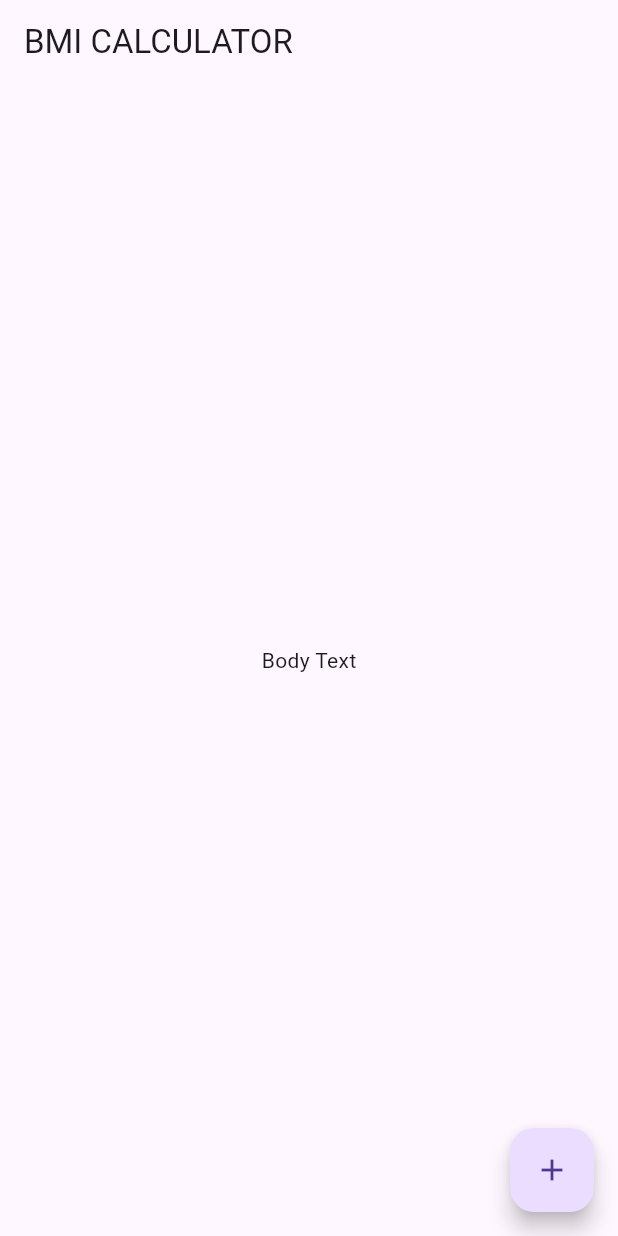
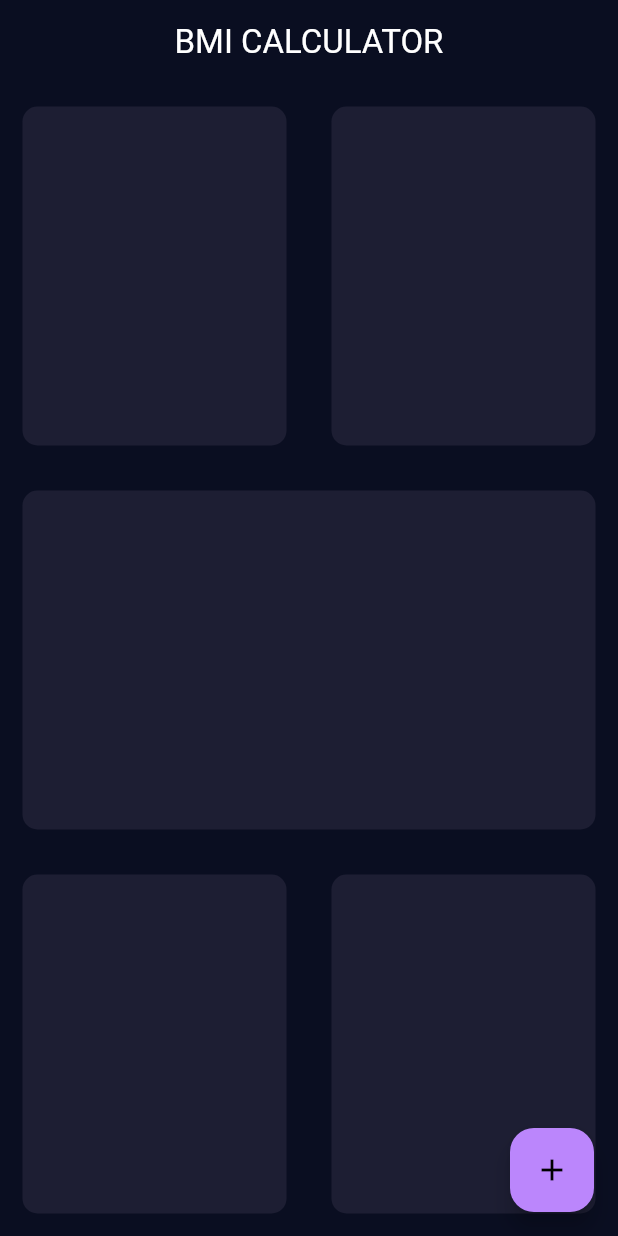
Before and after one commit to lovelyn2001/Bmi, a Flutter app: the screen it shows after launch, on a phone screen of 412 x 824 dp. Run offline on Flutter 3.47's test engine with Material 3 defaults, Android fonts, the phone set to English and light mode, and no system bars.

Commit message:
new changes

```diff
--- a/lib/main.dart
+++ b/lib/main.dart
@@ -10,6 +10,12 @@ class BmiCalculator extends StatelessWidget {
 
   @override
   Widget build(BuildContext context) {
-    return MaterialApp(home: InputPage());
+    return MaterialApp(
+      theme: ThemeData.dark(useMaterial3: true).copyWith(
+        colorScheme: ColorScheme.dark().copyWith(surface: Color(0xFF0A0E21)),
+        scaffoldBackgroundColor: Color(0xFF0A0E21),
+      ),
+      home: InputPage(),
+    );
   }
 }
--- a/lib/screens/input_page.dart
+++ b/lib/screens/input_page.dart
@@ -11,8 +11,68 @@ class _InputPageState extends State<InputPage> {
   @override
   Widget build(BuildContext context) {
     return Scaffold(
-      appBar: AppBar(title: Text('BMI CALCULATOR')),
-      body: Center(child: Text('Body Text')),
+      appBar: AppBar(title: Text('BMI CALCULATOR'), centerTitle: true),
+      body: Column(
+        children: [
+          Expanded(
+            child: Row(
+              children: [
+                Expanded(
+                  child: Container(
+                    margin: EdgeInsets.all(15.0),
+                    decoration: BoxDecoration(
+                      borderRadius: BorderRadius.circular(10.0),
+                      color: Color(0XFF1D1E33),
+                    ),
+                  ),
+                ),
+                Expanded(
+                  child: Container(
+                    margin: EdgeInsets.all(15.0),
+                    decoration: BoxDecoration(
+                      borderRadius: BorderRadius.circular(10.0),
+                      color: Color(0XFF1D1E33),
+                    ),
+                  ),
+                ),
+              ],
+            ),
+          ),
+          Expanded(
+            child: Container(
+              margin: EdgeInsets.all(15.0),
+              decoration: BoxDecoration(
+                borderRadius: BorderRadius.circular(10.0),
+                color: Color(0XFF1D1E33),
+              ),
+            ),
+          ),
+          Expanded(
+            child: Row(
+              children: [
+                Expanded(
+                  child: Container(
+                    margin: EdgeInsets.all(15.0),
+                    decoration: BoxDecoration(
+                      borderRadius: BorderRadius.circular(10.0),
+                      color: Color(0XFF1D1E33),
+                    ),
+                  ),
+                ),
+                Expanded(
+                  child: Container(
+                    margin: EdgeInsets.all(15.0),
+                    decoration: BoxDecoration(
+                      borderRadius: BorderRadius.circular(10.0),
+                      color: Color(0XFF1D1E33),
+                    ),
+                  ),
+                ),
+              ],
+            ),
+          ),
+        ],
+      ),
       floatingActionButton: FloatingActionButton(
         onPressed: () {},
         child: Icon(Icons.add),
```
